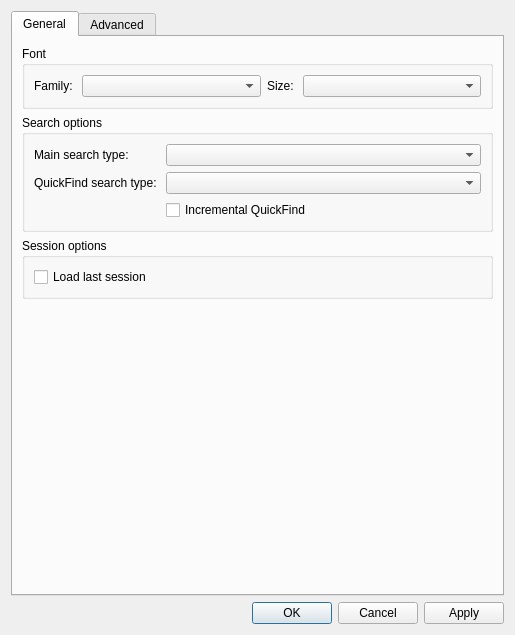
First picture: the form in src/ui/include/optionsdialog.ui, repository nickbnf/glogg, before the edit.
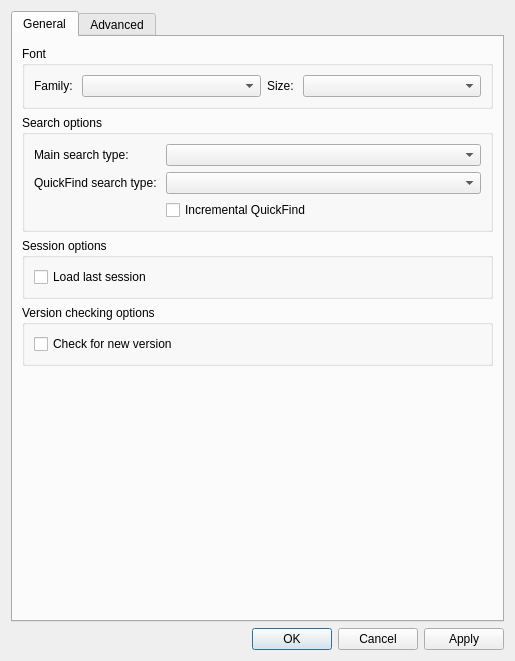
Second picture: the form after the edit.

Commit message: Enable new version weekly check

```diff
--- a/src/ui/include/optionsdialog.ui
+++ b/src/ui/include/optionsdialog.ui
@@ -7,7 +7,7 @@
     <x>0</x>
     <y>0</y>
     <width>515</width>
-    <height>635</height>
+    <height>661</height>
    </rect>
   </property>
   <property name="sizePolicy">
@@ -168,6 +168,22 @@
          </layout>
         </widget>
        </item>
+       <item>
+        <widget class="QGroupBox" name="versionCheckingBox">
+         <property name="title">
+          <string>Version checking options</string>
+         </property>
+         <layout class="QVBoxLayout" name="verticalLayout_7">
+          <item>
+           <widget class="QCheckBox" name="checkForNewVersionCheckBox">
+            <property name="text">
+             <string>Check for new version</string>
+            </property>
+           </widget>
+          </item>
+         </layout>
+        </widget>
+       </item>
        <item>
         <spacer name="verticalSpacer">
          <property name="orientation">
```
The commit also changes 10 other files.
